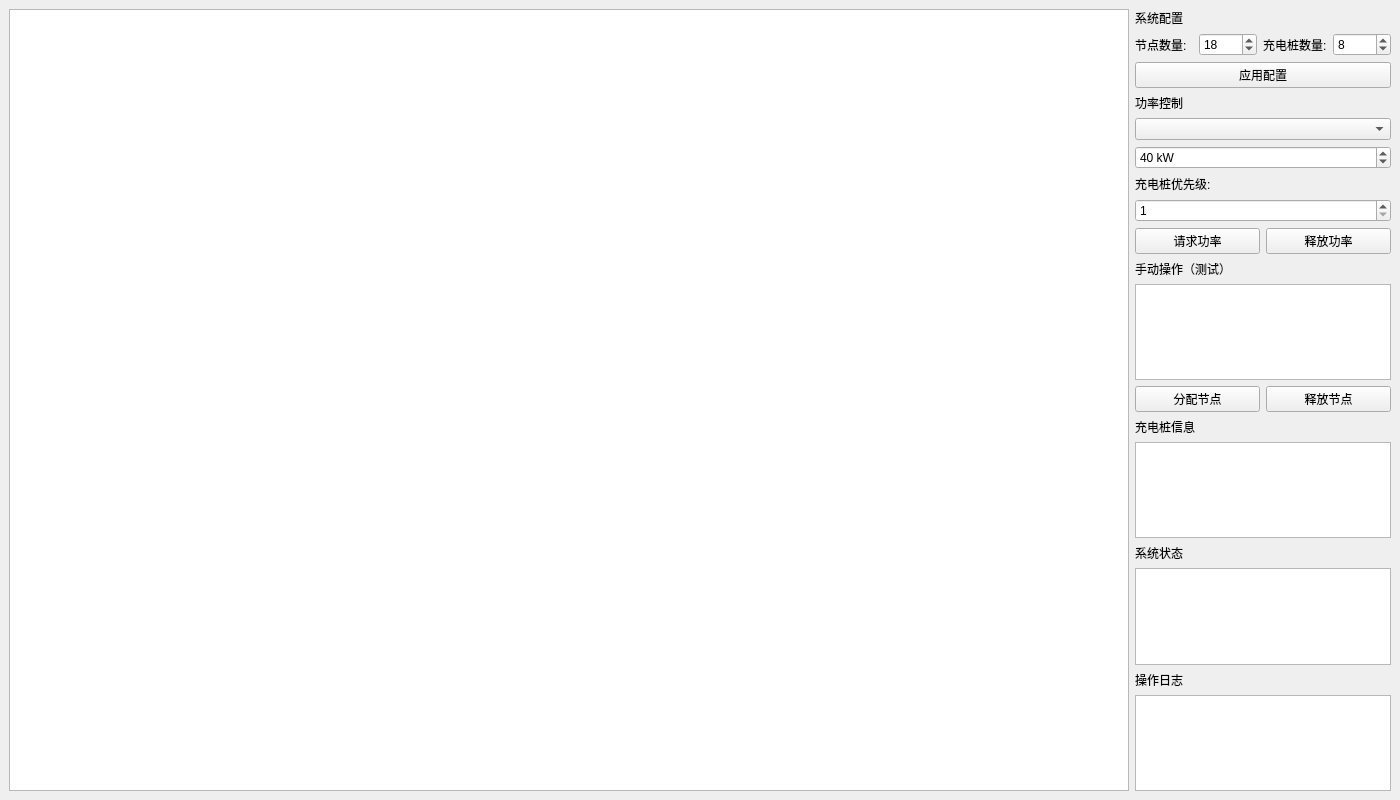
chinuxer/pwralloc_ring, file RingTopologyPower/mainwindow.ui: the form before one commit.
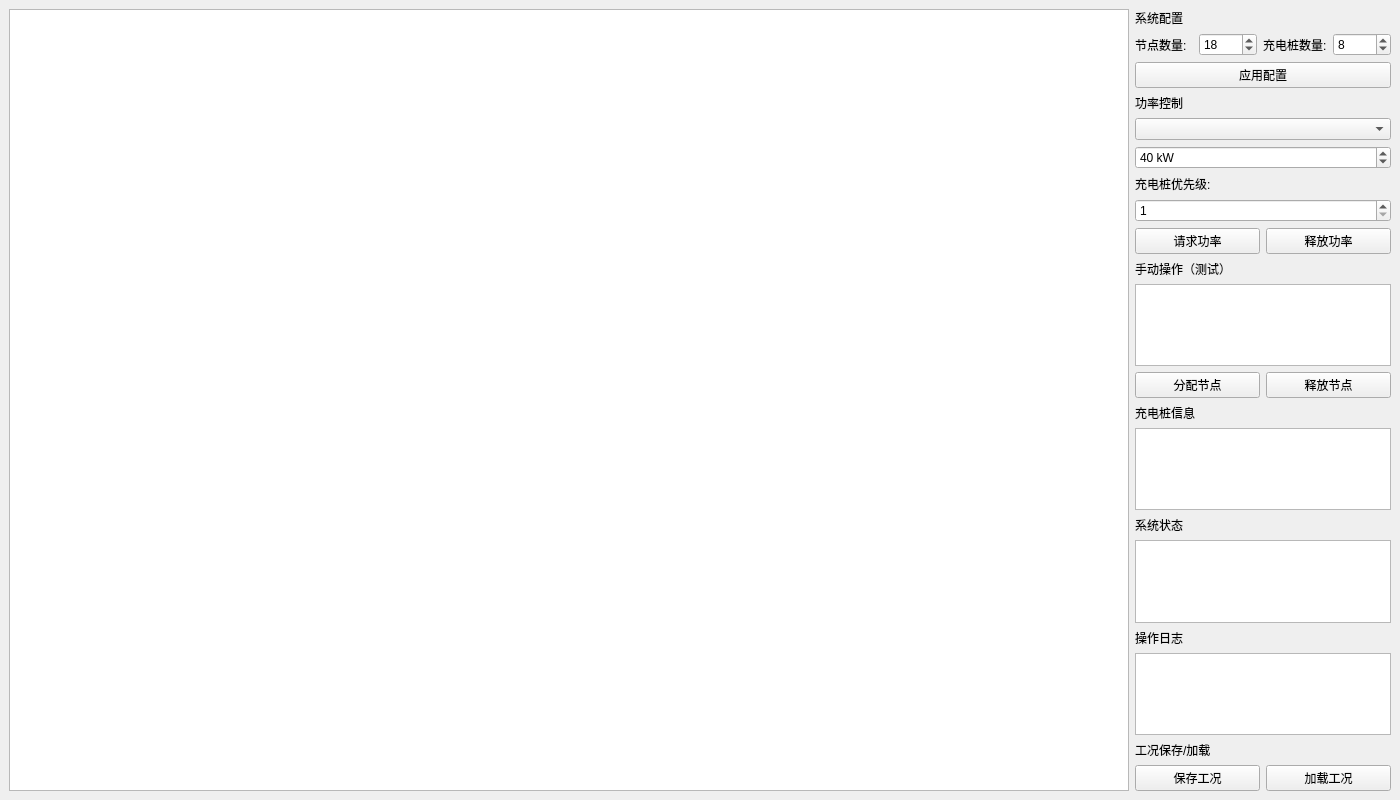
The form after the commit.

Commit message: <perform>add a mechanism for accessing operating conditions;          add certain policy scenarios;          add an acrylic frame to the UI to display pile info

Patch:
```diff
--- a/RingTopologyPower/mainwindow.ui
+++ b/RingTopologyPower/mainwindow.ui
@@ -222,6 +222,31 @@
         </property>
        </widget>
       </item>
+      <item>
+ <widget class="QLabel" name="label_10">
+  <property name="text">
+   <string>工况保存/加载</string>
+  </property>
+ </widget>
+</item>
+<item>
+ <layout class="QHBoxLayout" name="horizontalLayout_6">
+  <item>
+   <widget class="QPushButton" name="saveStateButton">
+    <property name="text">
+     <string>保存工况</string>
+    </property>
+   </widget>
+  </item>
+  <item>
+   <widget class="QPushButton" name="loadStateButton">
+    <property name="text">
+     <string>加载工况</string>
+    </property>
+   </widget>
+  </item>
+ </layout>
+</item>
      </layout>
     </item>
    </layout>
```
The commit also changes 5 other files.
